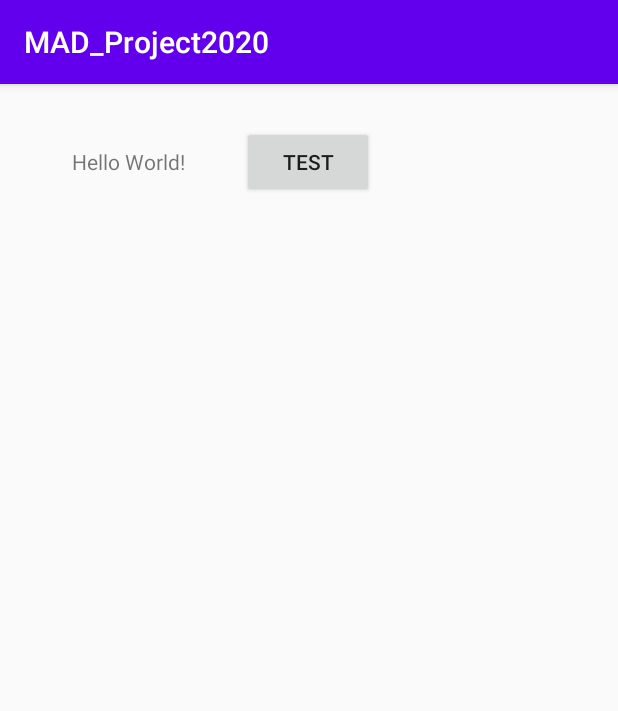
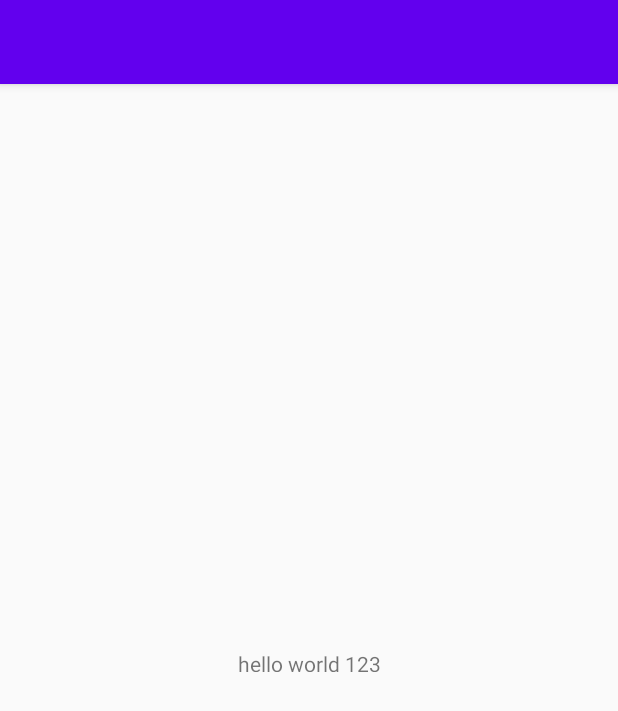
Before and after one commit to Minuli/MAD-PROJECT2020, an Android app: the screen it shows after launch (MainActivity), on a phone screen of 412 x 824 dp. Shown: the top 711 px of the screen. Run offline under Robolectric (Android 15) with nearby library versions, the phone set to English and light mode, and no system bars.

Commit message:
Test commit part 2

```diff
--- a/app/src/main/res/layout/activity_main.xml
+++ b/app/src/main/res/layout/activity_main.xml
@@ -6,25 +6,13 @@
     android:layout_height="match_parent"
     tools:context=".MainActivity">
 
-    <Button
-        android:id="@+id/button"
-        android:layout_width="wrap_content"
-        android:layout_height="wrap_content"
-        android:layout_marginTop="28dp"
-        android:text="@string/Test"
+    <TextView
+        android:id="@+id/textView2"
+        android:layout_width="95dp"
+        android:layout_height="15dp"
+        android:text="@string/test"
+        app:layout_constraintBottom_toBottomOf="parent"
         app:layout_constraintEnd_toEndOf="parent"
-        app:layout_constraintHorizontal_bias="0.498"
         app:layout_constraintStart_toStartOf="parent"
         app:layout_constraintTop_toTopOf="parent" />
-
-    <TextView
-        android:id="@+id/textView"
-        android:layout_width="wrap_content"
-        android:layout_height="wrap_content"
-        android:text="Hello World!"
-        app:layout_constraintBaseline_toBaselineOf="@+id/button"
-        app:layout_constraintEnd_toEndOf="parent"
-        app:layout_constraintHorizontal_bias="0.143"
-        app:layout_constraintStart_toStartOf="parent" />
-
 </androidx.constraintlayout.widget.ConstraintLayout>
--- a/app/src/main/res/values/strings.xml
+++ b/app/src/main/res/values/strings.xml
@@ -1,4 +1,3 @@
 <resources>
-    <string name="app_name">MAD_Project2020</string>
-    <string name="Test">Test</string>
+    <string name="test">hello world 123</string>
 </resources>
```
